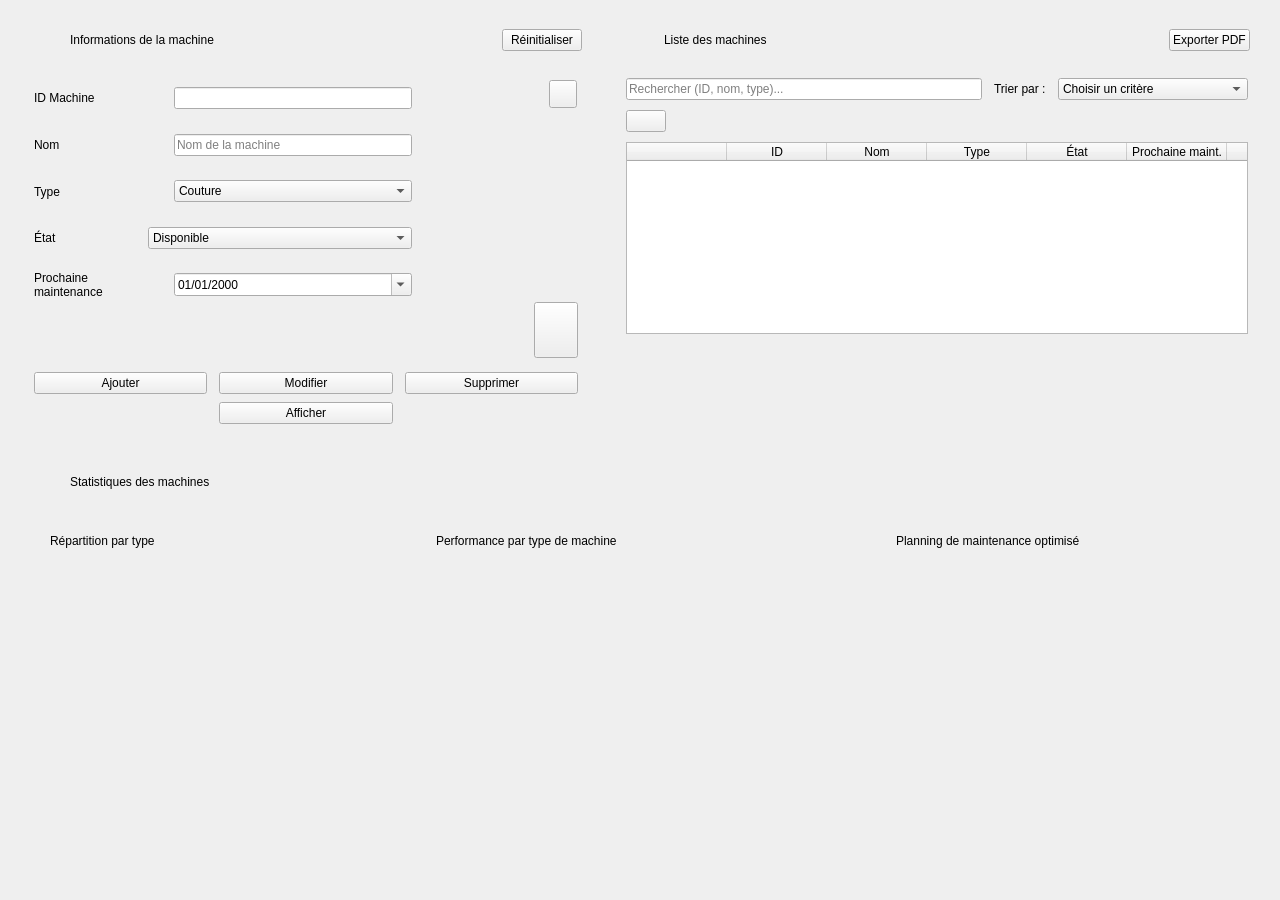
The window that src/machinespage.ui (Mohamedanoir/STYLEHUB) describes before a commit, drawn with Qt 5.
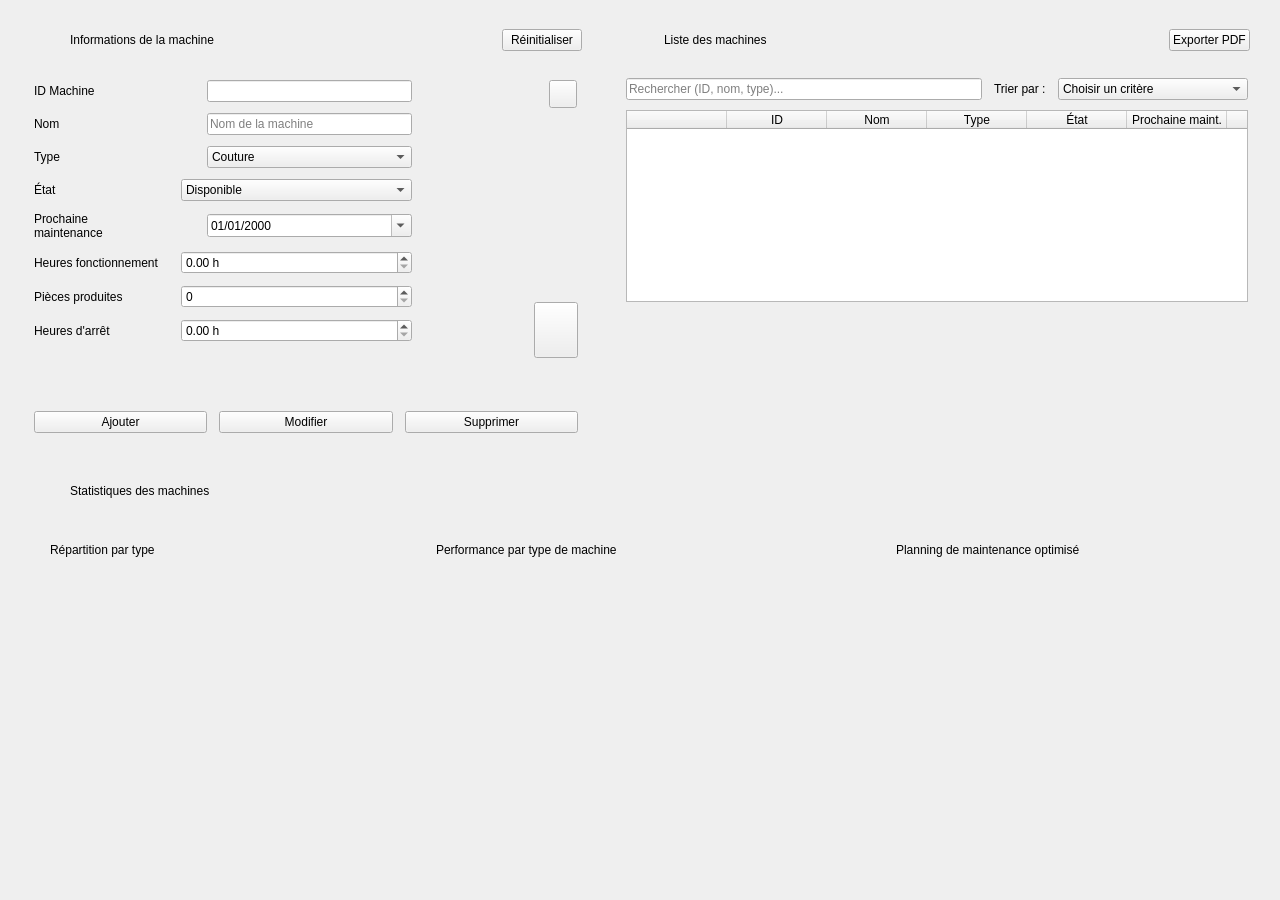
The same window after the commit. Custom widgets are drawn as their Qt base class.

```diff
--- a/src/machinespage.ui
+++ b/src/machinespage.ui
@@ -555,7 +555,80 @@
                      </layout>
                     </widget>
                    </item>
-                   <item row="5" column="0" colspan="2">
+                   <item row="5" column="0">
+                    <widget class="QLabel" name="labelHeuresFonctionnement">
+                     <property name="text"><string>Heures fonctionnement</string></property>
+                     <property name="role" stdset="0"><string>formLabel</string></property>
+                    </widget>
+                   </item>
+                   <item row="5" column="1">
+                                        <widget class="QFrame" name="fieldHeuresFonctionnement">
+                     <property name="frameShape"><enum>QFrame::NoFrame</enum></property>
+                     <property name="role" stdset="0"><string>field</string></property>
+                     <layout class="QHBoxLayout" name="layout_spinHeuresFonctionnement">
+                      <property name="leftMargin"><number>10</number></property>
+                      <property name="topMargin"><number>0</number></property>
+                      <property name="rightMargin"><number>6</number></property>
+                      <property name="bottomMargin"><number>0</number></property>
+                      <item>
+<widget class="QDoubleSpinBox" name="spinHeuresFonctionnement">
+                     <property name="maximum"><double>999999.990000000000000</double></property>
+                     <property name="decimals"><number>2</number></property>
+                     <property name="suffix"><string> h</string></property>
+                    </widget>
+                      </item>
+                     </layout>
+                    </widget>
+                   </item>
+                   <item row="6" column="0">
+                    <widget class="QLabel" name="labelPiecesProduites">
+                     <property name="text"><string>Pièces produites</string></property>
+                     <property name="role" stdset="0"><string>formLabel</string></property>
+                    </widget>
+                   </item>
+                   <item row="6" column="1">
+                                        <widget class="QFrame" name="fieldPiecesProduites">
+                     <property name="frameShape"><enum>QFrame::NoFrame</enum></property>
+                     <property name="role" stdset="0"><string>field</string></property>
+                     <layout class="QHBoxLayout" name="layout_spinPiecesProduites">
+                      <property name="leftMargin"><number>10</number></property>
+                      <property name="topMargin"><number>0</number></property>
+                      <property name="rightMargin"><number>6</number></property>
+                      <property name="bottomMargin"><number>0</number></property>
+                      <item>
+<widget class="QSpinBox" name="spinPiecesProduites">
+                     <property name="maximum"><number>999999999</number></property>
+                    </widget>
+                      </item>
+                     </layout>
+                    </widget>
+                   </item>
+                   <item row="7" column="0">
+                    <widget class="QLabel" name="labelHeuresArret">
+                     <property name="text"><string>Heures d'arrêt</string></property>
+                     <property name="role" stdset="0"><string>formLabel</string></property>
+                    </widget>
+                   </item>
+                   <item row="7" column="1">
+                                        <widget class="QFrame" name="fieldHeuresArret">
+                     <property name="frameShape"><enum>QFrame::NoFrame</enum></property>
+                     <property name="role" stdset="0"><string>field</string></property>
+                     <layout class="QHBoxLayout" name="layout_spinHeuresArret">
+                      <property name="leftMargin"><number>10</number></property>
+                      <property name="topMargin"><number>0</number></property>
+                      <property name="rightMargin"><number>6</number></property>
+                      <property name="bottomMargin"><number>0</number></property>
+                      <item>
+<widget class="QDoubleSpinBox" name="spinHeuresArret">
+                     <property name="maximum"><double>999999.990000000000000</double></property>
+                     <property name="decimals"><number>2</number></property>
+                     <property name="suffix"><string> h</string></property>
+                    </widget>
+                      </item>
+                     </layout>
+                    </widget>
+                   </item>
+                   <item row="8" column="0" colspan="2">
                     <widget class="QLabel" name="labelDetection">
                      <property name="wordWrap">
                       <bool>true</bool>
@@ -772,22 +845,6 @@
                    </property>
                   </widget>
                  </item>
-                 <item row="1" column="1">
-                  <widget class="QPushButton" name="btnView">
-                   <property name="text">
-                    <string>Afficher</string>
-                   </property>
-                   <property name="cursor">
-                    <cursorShape>PointingHandCursor</cursorShape>
-                   </property>
-                   <property name="iconSize">
-                    <size>
-                     <width>20</width>
-                     <height>20</height>
-                    </size>
-                   </property>
-                  </widget>
-                 </item>
                 </layout>
                </item>
                <item>
@@ -999,36 +1056,6 @@
                  </item>
                 </layout>
                </item>
-               <item>
-                <layout class="QHBoxLayout" name="layoutChip">
-                 <item>
-                  <widget class="QPushButton" name="btnChip">
-                   <property name="cursor">
-                    <cursorShape>PointingHandCursor</cursorShape>
-                   </property>
-                   <property name="iconSize">
-                    <size>
-                     <width>16</width>
-                     <height>16</height>
-                    </size>
-                   </property>
-                  </widget>
-                 </item>
-                 <item>
-                  <spacer name="spacerChip">
-                   <property name="orientation">
-                    <enum>Qt::Horizontal</enum>
-                   </property>
-                   <property name="sizeHint" stdset="0">
-                    <size>
-                     <width>0</width>
-                     <height>20</height>
-                    </size>
-                   </property>
-                  </spacer>
-                 </item>
-                </layout>
-               </item>
                <item>
                 <widget class="QTableWidget" name="tableMachines">
                  <property name="editTriggers">
```
